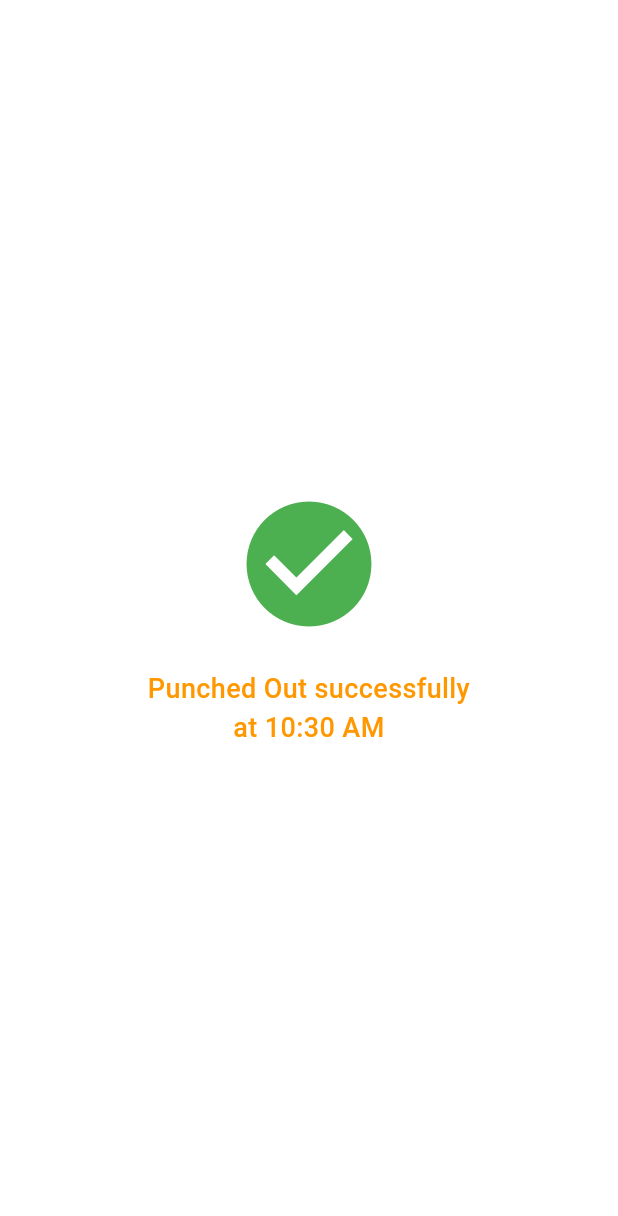
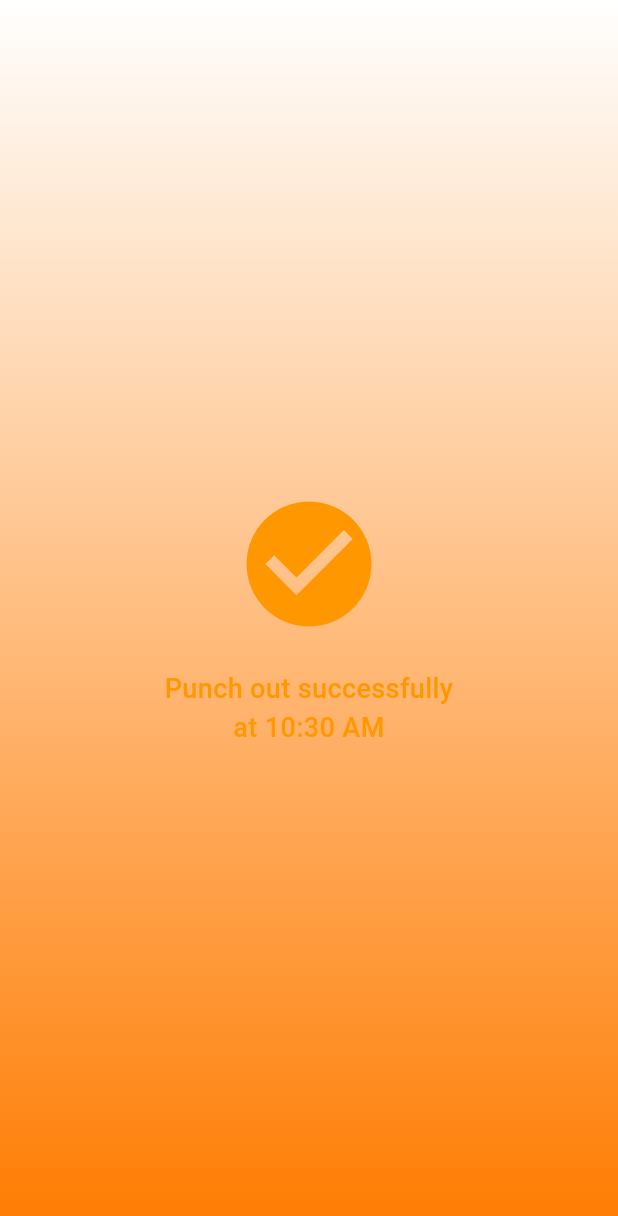
Before and after one commit to gokulnambissan/Ziya_user, a Flutter app: the PunchOutSuccessPage screen opened directly, on a phone screen of 412 x 824 dp. Shown: the top 1216 px of the screen. Run offline on Flutter 3.47's test engine with Material 3 defaults, Android fonts, the phone set to English and light mode, and no system bars; our stand-ins replace cloud_firestore, firebase_auth, firebase_core, percent_indicator; accounts and stored records are empty.

Commit message:
adding punch in/punch out

```diff
--- a/lib/constants/app_colors.dart
+++ b/lib/constants/app_colors.dart
@@ -11,6 +11,8 @@ class AppColors {
   static const Color dashboardPurple = Colors.purple;
   static const Color dashboardTeal = Colors.teal;
   static const priorityLow = Colors.cyan;
+  static const gradGreen=Color.fromARGB(255, 71, 241, 77);
+  static const gradOrange=Color.fromARGB(255, 255, 123, 0);
 
 
 
--- a/lib/views/punch_out_success.dart
+++ b/lib/views/punch_out_success.dart
@@ -2,7 +2,7 @@ import 'dart:async';
 import 'package:flutter/material.dart';
 import 'package:intl/intl.dart';
 import 'package:ziya_user/constants/app_colors.dart';
-import 'package:ziya_user/views/home/home_screen.dart'; // Import your HomeScreen
+import 'package:ziya_user/views/home/home_screen.dart';
 
 class PunchOutSuccessPage extends StatefulWidget {
   const PunchOutSuccessPage({super.key});
@@ -21,8 +21,8 @@ class _PunchOutSuccessPageState extends State<PunchOutSuccessPage> {
 
     Timer(const Duration(seconds: 3), () {
       Navigator.of(context).pushAndRemoveUntil(
-        MaterialPageRoute(builder: (_) => HomeScreen()),
-        (Route<dynamic> route) => false, // Remove all previous routes
+        MaterialPageRoute(builder: (_) => const HomeScreen()),
+        (Route<dynamic> route) => false,
       );
     });
   }
@@ -30,15 +30,22 @@ class _PunchOutSuccessPageState extends State<PunchOutSuccessPage> {
   @override
   Widget build(BuildContext context) {
     return Scaffold(
-      backgroundColor: AppColors.white,
-      body: Center(
+      body: Container(
+        decoration: const BoxDecoration(
+          gradient: LinearGradient(
+            colors: [AppColors.white, AppColors.gradOrange],
+            begin: Alignment.topCenter,
+            end: Alignment.bottomCenter,
+          ),
+        ),
+        child: Center(
           child: Column(
             mainAxisAlignment: MainAxisAlignment.center,
             children: [
-            const Icon(Icons.check_circle, size: 100, color: AppColors.green),
+              const Icon(Icons.check_circle, size: 100, color: AppColors.orange),
               const SizedBox(height: 20),
               Text(
-              'Punched Out successfully\nat $currentTime',
+                'Punch out successfully\nat $currentTime',
                 textAlign: TextAlign.center,
                 style: const TextStyle(
                   fontSize: 18,
@@ -49,6 +56,7 @@ class _PunchOutSuccessPageState extends State<PunchOutSuccessPage> {
             ],
           ),
         ),
+      ),
     );
   }
 }
```
Also changed, not shown: lib/views/punch_in_success_page.dart (+11 -2 lines). Lines whose indentation alone changed are shown as unchanged.
